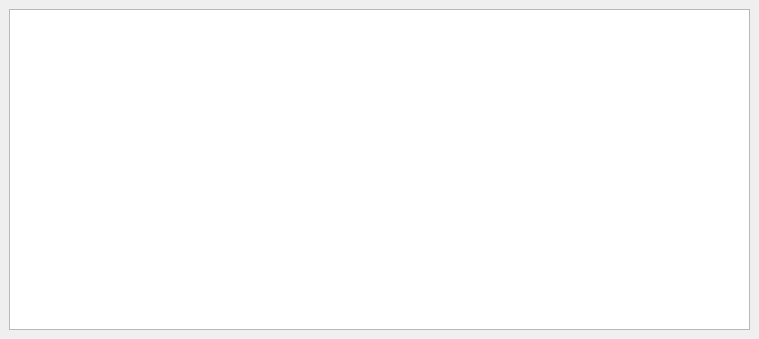
Before: the Qt Designer form POS-System/clientsform.ui in AbdelkarimYT/Leaf, drawn with Qt 5.
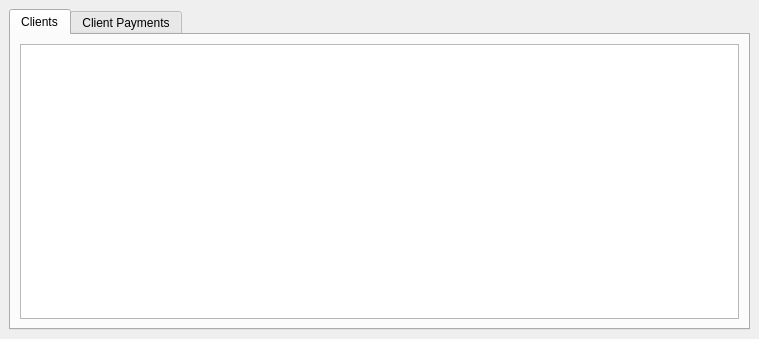
After: the same form once the commit is applied.

What changed in the file:
```diff
--- a/POS-System/clientsform.ui
+++ b/POS-System/clientsform.ui
@@ -27,7 +27,31 @@
     <number>9</number>
    </property>
    <item row="0" column="0">
-    <widget class="QTableView" name="customersTabel"/>
+    <widget class="QTabWidget" name="content">
+     <property name="currentIndex">
+      <number>0</number>
+     </property>
+     <widget class="QWidget" name="customersTab">
+      <attribute name="title">
+       <string>Clients</string>
+      </attribute>
+      <layout class="QGridLayout" name="gridLayout_2">
+       <item row="0" column="0">
+        <widget class="QTableView" name="customersTabel"/>
+       </item>
+      </layout>
+     </widget>
+     <widget class="QWidget" name="customerPaymentsTab">
+      <attribute name="title">
+       <string>Client Payments</string>
+      </attribute>
+      <layout class="QGridLayout" name="gridLayout_3">
+       <item row="0" column="0">
+        <widget class="QTableView" name="customerPaymentsTabel"/>
+       </item>
+      </layout>
+     </widget>
+    </widget>
    </item>
   </layout>
  </widget>
```
